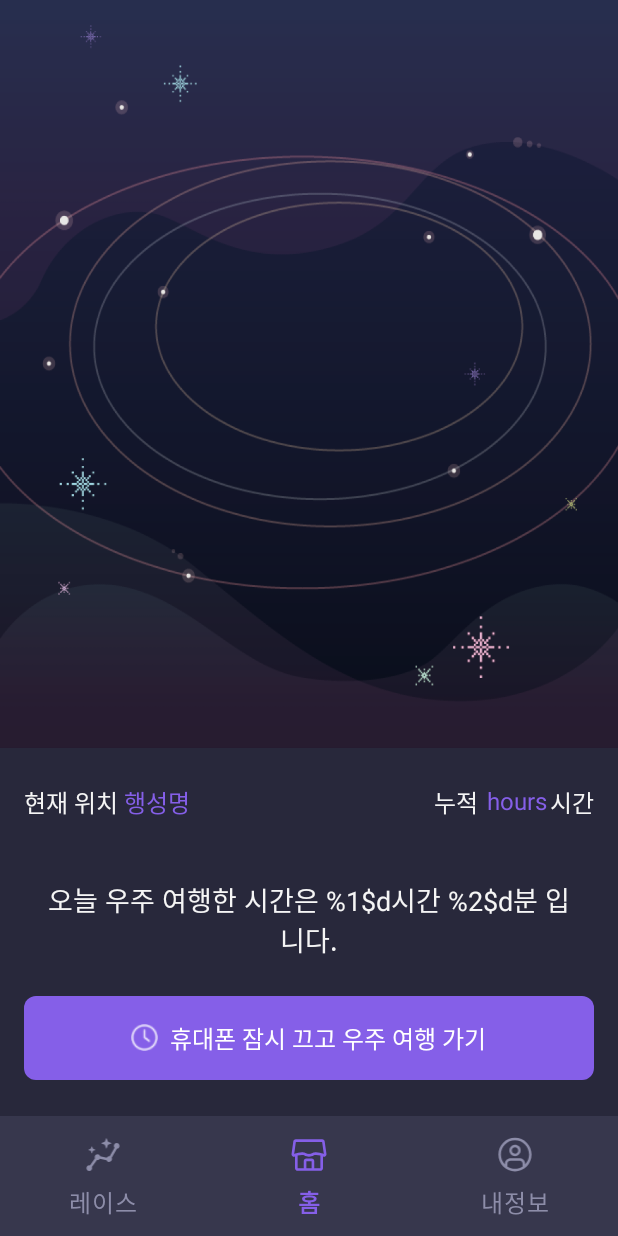
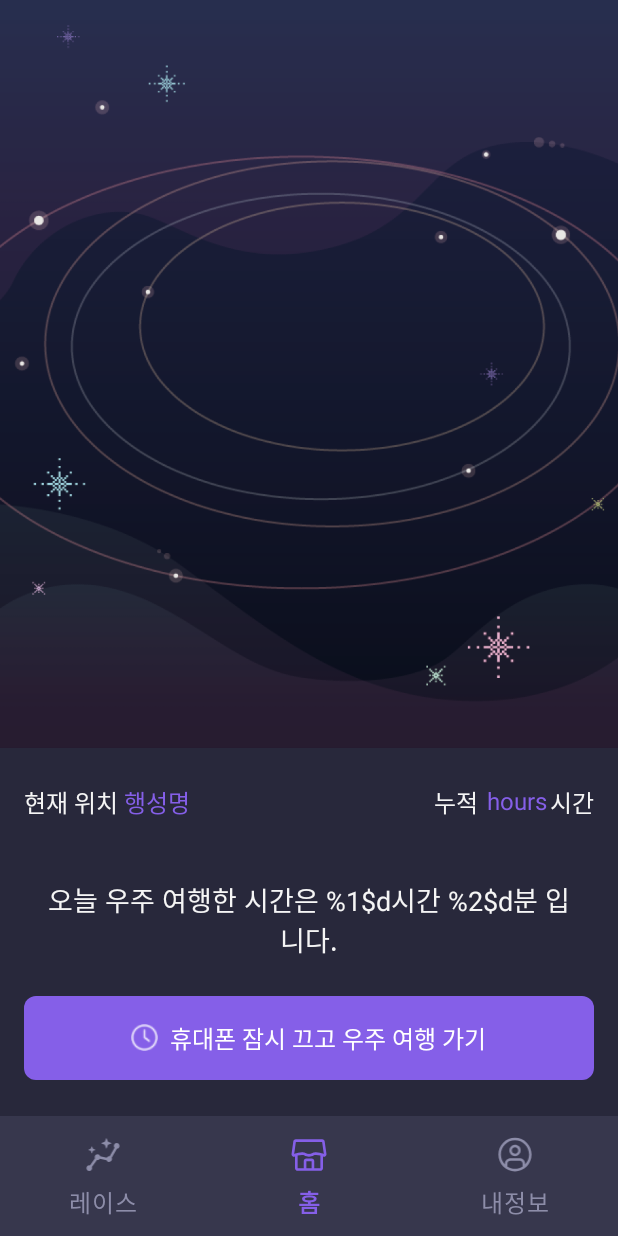
Before and after one commit to Team-Rocket-nbc-team2/CosmicDetox, an Android app: the HomeFragment screen opened directly, with no data from a screen before it, on a phone screen of 412 x 824 dp. Run offline under Robolectric (Android 15) with nearby library versions, the phone set to English and light mode, and no system bars; our stand-ins replace Dagger/Hilt's generated code, Firebase (no records; nobody signed in at launch, a user with empty details on screens opened directly), navigation-ui.

Commit message:
chore : HomeFragment에서 background image 비율 깨져보이는 현상 수정

```diff
--- a/app/src/main/res/layout/fragment_home.xml
+++ b/app/src/main/res/layout/fragment_home.xml
@@ -10,11 +10,22 @@
         android:id="@+id/cl_home_illustration"
         android:layout_width="0dp"
         android:layout_height="0dp"
-        android:background="@drawable/home_background"
         app:layout_constraintBottom_toTopOf="@+id/cl_home_explanation"
         app:layout_constraintEnd_toEndOf="parent"
         app:layout_constraintStart_toStartOf="parent"
         app:layout_constraintTop_toTopOf="parent">
+
+        <ImageView
+            android:id="@+id/iv_home_universe_background"
+            android:layout_width="match_parent"
+            android:layout_height="wrap_content"
+            android:scaleType="centerCrop"
+            app:layout_constraintBottom_toBottomOf="parent"
+            app:layout_constraintEnd_toEndOf="parent"
+            app:layout_constraintStart_toStartOf="parent"
+            app:layout_constraintTop_toTopOf="parent"
+            android:src="@drawable/home_background" />
+
 
         <ImageView
             android:id="@+id/iv_home_my_planet"
@@ -27,6 +38,28 @@
             tools:src="@drawable/earth" />
 
     </androidx.constraintlayout.widget.ConstraintLayout>
+
+<!--    <androidx.constraintlayout.widget.ConstraintLayout-->
+<!--        android:id="@+id/cl_home_illustration"-->
+<!--        android:layout_width="0dp"-->
+<!--        android:layout_height="0dp"-->
+<!--        android:background="@drawable/home_background"-->
+<!--        app:layout_constraintBottom_toTopOf="@+id/cl_home_explanation"-->
+<!--        app:layout_constraintEnd_toEndOf="parent"-->
+<!--        app:layout_constraintStart_toStartOf="parent"-->
+<!--        app:layout_constraintTop_toTopOf="parent">-->
+
+<!--        <ImageView-->
+<!--            android:id="@+id/iv_home_my_planet"-->
+<!--            android:layout_width="0dp"-->
+<!--            android:layout_height="0dp"-->
+<!--            app:layout_constraintBottom_toBottomOf="parent"-->
+<!--            app:layout_constraintEnd_toEndOf="parent"-->
+<!--            app:layout_constraintStart_toStartOf="parent"-->
+<!--            app:layout_constraintTop_toTopOf="parent"-->
+<!--            tools:src="@drawable/earth" />-->
+
+<!--    </androidx.constraintlayout.widget.ConstraintLayout>-->
 
     <androidx.constraintlayout.widget.ConstraintLayout
         android:id="@+id/cl_home_explanation"
```
